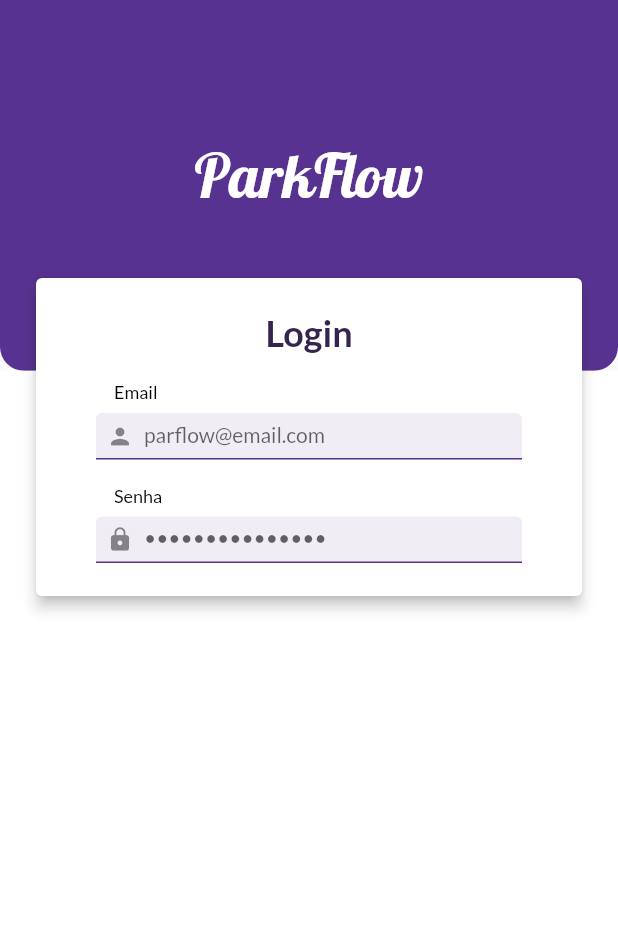
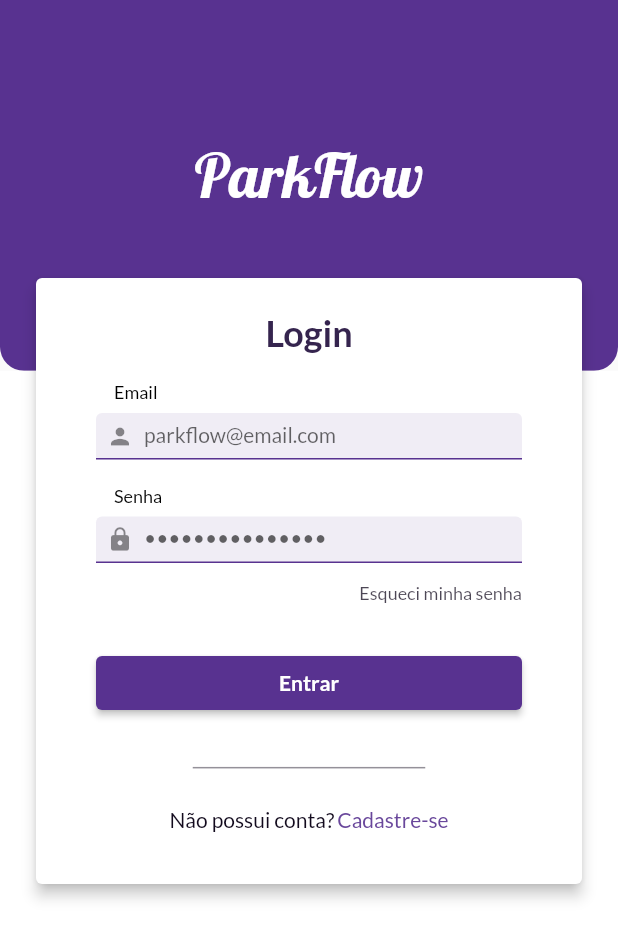
Before and after one commit to Wxze/parkflow_app, a Flutter app: the screen it shows after launch, on a phone screen of 412 x 824 dp. Shown: the top 939 px of the screen. Run offline on Flutter 3.47's test engine with Material 2 defaults, Android fonts, the phone set to English and light mode, and no system bars.

Commit message:
Adiciona melhorias na tela de login

```diff
--- a/lib/view/login_view.dart
+++ b/lib/view/login_view.dart
@@ -51,15 +51,16 @@ class _LoginViewState extends State<LoginView> {
                 EdgeInsets.only(top: height * .22, right: 20.0, left: 20.0),
             child: SizedBox(
               width: width,
-              child: const Card(
+              child: Card(
                 color: Colors.white,
                 elevation: 4.0,
                 child: Padding(
-                  padding: EdgeInsets.symmetric(vertical: 22, horizontal: 40),
+                  padding:
+                      const EdgeInsets.symmetric(vertical: 22, horizontal: 40),
                   child: Column(
                     mainAxisSize: MainAxisSize.min,
                     children: [
-                      Text(
+                      const Text(
                         "Login",
                         style: TextStyle(
                             fontFamily: 'Lato',
@@ -67,10 +68,10 @@ class _LoginViewState extends State<LoginView> {
                             color: Color(0xFF35244E),
                             fontWeight: FontWeight.bold),
                       ),
-                      SizedBox(
+                      const SizedBox(
                         height: 18,
                       ),
-                      Row(
+                      const Row(
                         children: [
                           SizedBox(
                             width: 12,
@@ -85,21 +86,21 @@ class _LoginViewState extends State<LoginView> {
                           )
                         ],
                       ),
-                      SizedBox(
+                      const SizedBox(
                         height: 7,
                       ),
-                      SizedBox(
+                      const SizedBox(
                         height: 31,
                         child: DefaultTextField(
-                          hintText: 'parflow@email.com',
+                          hintText: 'parkflow@email.com',
                           icon: Icons.person,
                           isPasswordField: false,
                         ),
                       ),
-                      SizedBox(
+                      const SizedBox(
                         height: 17,
                       ),
-                      Row(
+                      const Row(
                         children: [
                           SizedBox(
                             width: 12,
@@ -114,16 +115,82 @@ class _LoginViewState extends State<LoginView> {
                           )
                         ],
                       ),
-                      SizedBox(
+                      const SizedBox(
                         height: 7,
                       ),
-                      SizedBox(
+                      const SizedBox(
                         height: 31,
                         child: DefaultTextField(
                           hintText: '•••••••••••••••',
                           icon: Icons.lock,
                           isPasswordField: true,
                         ),
+                      ),
+                      const SizedBox(
+                        height: 13,
+                      ),
+                      const Row(
+                        mainAxisAlignment: MainAxisAlignment.end,
+                        children: [
+                          Text(
+                            'Esqueci minha senha',
+                            style: TextStyle(
+                                fontSize: 12, color: Color(0xBF120A1D)),
+                          ),
+                        ],
+                      ),
+                      const SizedBox(
+                        height: 29,
+                      ),
+                      Row(
+                        children: [
+                          Expanded(
+                            child: ElevatedButton(
+                              onPressed: () {},
+                              child: const Text(
+                                'Entrar',
+                                style: TextStyle(fontWeight: FontWeight.bold),
+                              ),
+                            ),
+                          ),
+                        ],
+                      ),
+                      const SizedBox(
+                        height: 30,
+                      ),
+                      const SizedBox(
+                        width: 155,
+                        height: 5,
+                        child: Divider(
+                          color: Color(0x73120A1D),
+                          thickness: 1,
+                        ),
+                      ),
+                      const SizedBox(
+                        height: 24,
+                      ),
+                      const Row(
+                        mainAxisAlignment: MainAxisAlignment.center,
+                        children: [
+                          Text(
+                            'Não possui conta?',
+                            style: TextStyle(
+                              color: Color(0xFF120A1D),
+                            ),
+                          ),
+                          SizedBox(
+                            width: 2,
+                          ),
+                          Text(
+                            'Cadastre-se',
+                            style: TextStyle(
+                              color: Color(0xFF69479B),
+                            ),
+                          ),
+                        ],
+                      ),
+                      const SizedBox(
+                        height: 12,
                       ),
                     ],
                   ),
```
